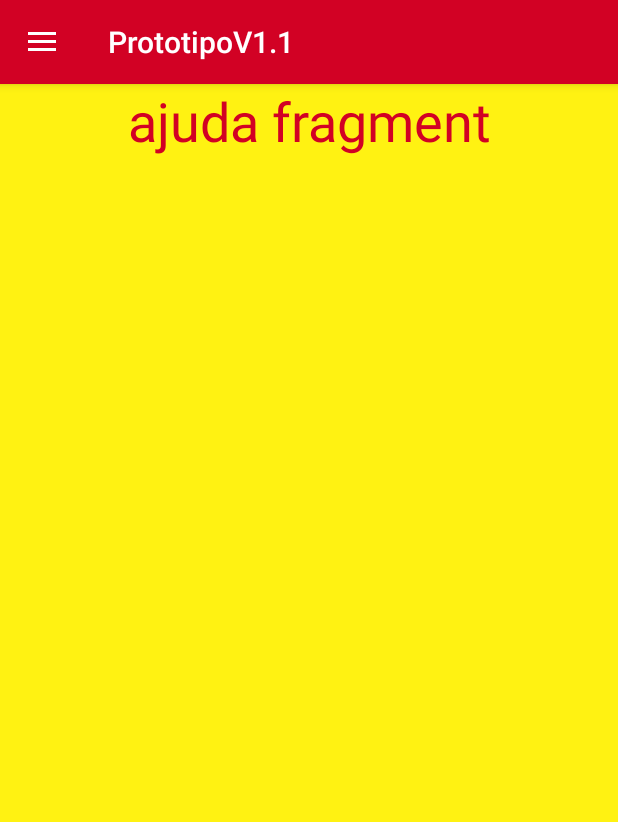
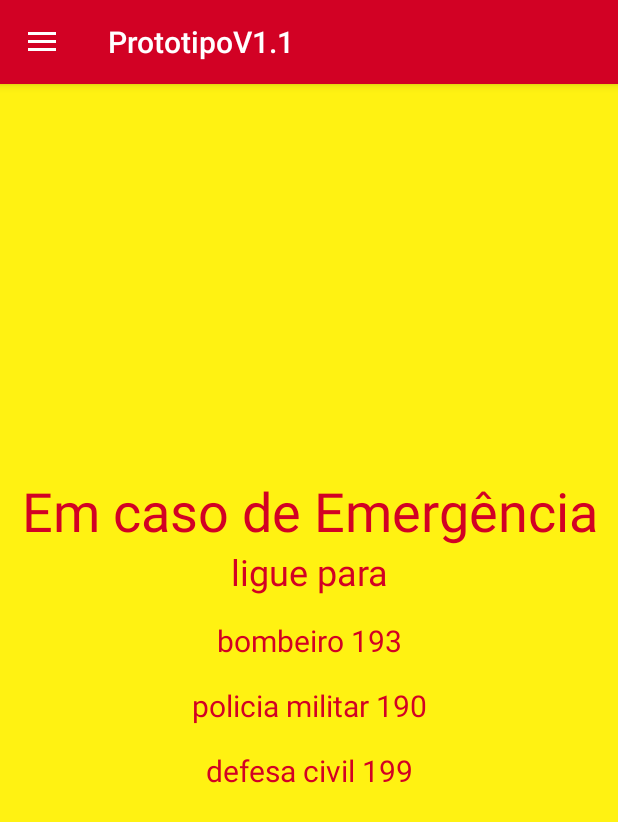
Before and after one commit to Trypion/PrototipoV2.0, an Android app: the screen it shows after launch (MainActivity), in the side drawer, after a tap on "Ajuda", on a phone screen of 412 x 824 dp. Shown: the top 822 px of the screen. Run offline under Robolectric (Android 15) with nearby library versions, the phone set to English and light mode, and no system bars.

Commit message:
ajuda_fragment changes

```diff
--- a/app/src/main/res/layout/ajuda_fragment.xml
+++ b/app/src/main/res/layout/ajuda_fragment.xml
@@ -1,17 +1,80 @@
 <?xml version="1.0" encoding="utf-8"?>
-<LinearLayout xmlns:android="http://schemas.android.com/apk/res/android"
+<androidx.constraintlayout.widget.ConstraintLayout xmlns:android="http://schemas.android.com/apk/res/android"
+    xmlns:app="http://schemas.android.com/apk/res-auto"
     android:layout_width="match_parent"
     android:layout_height="match_parent"
     android:background="@color/colorSecundary"
     android:orientation="vertical">
 
     <TextView
+        android:id="@+id/textView"
+        android:layout_width="match_parent"
+        android:layout_height="wrap_content"
+        android:layout_marginBottom="200dp"
+        android:background="@color/colorSecundary"
+        android:text="Em caso de Emergência"
+        android:textAlignment="center"
+        android:textColor="@color/colorPrimary"
+        android:textSize="36sp"
+        app:layout_constraintBottom_toBottomOf="parent"
+        app:layout_constraintEnd_toEndOf="parent"
+        app:layout_constraintStart_toStartOf="parent"
+        app:layout_constraintTop_toTopOf="parent" />
+
+    <TextView
+        android:id="@+id/textView2"
         android:layout_width="match_parent"
         android:layout_height="wrap_content"
         android:background="@color/colorSecundary"
-        android:text="ajuda fragment"
+        android:text="ligue para"
         android:textAlignment="center"
         android:textColor="@color/colorPrimary"
-        android:textSize="36dp" />
+        android:textSize="24sp"
+        app:layout_constraintEnd_toEndOf="parent"
+        app:layout_constraintStart_toStartOf="parent"
+        app:layout_constraintTop_toBottomOf="@+id/textView" />
 
-</LinearLayout>
+    <TextView
+        android:id="@+id/textView3"
+        android:layout_width="match_parent"
+        android:layout_height="wrap_content"
+        android:layout_marginTop="16dp"
+        android:background="@color/colorSecundary"
+        android:text="bombeiro 193"
+        android:textAlignment="center"
+        android:textColor="@color/colorPrimary"
+        android:textSize="20sp"
+        app:layout_constraintEnd_toEndOf="parent"
+        app:layout_constraintStart_toStartOf="parent"
+        app:layout_constraintTop_toBottomOf="@+id/textView2" />
+
+    <TextView
+        android:id="@+id/textView4"
+        android:layout_width="match_parent"
+        android:layout_height="wrap_content"
+        android:layout_marginTop="16dp"
+        android:background="@color/colorSecundary"
+        android:text="policia militar 190"
+        android:textAlignment="center"
+        android:textColor="@color/colorPrimary"
+        android:textSize="20sp"
+        app:layout_constraintEnd_toEndOf="parent"
+        app:layout_constraintStart_toStartOf="parent"
+        app:layout_constraintTop_toBottomOf="@+id/textView3" />
+
+    <TextView
+        android:id="@+id/textView5"
+        android:layout_width="match_parent"
+        android:layout_height="wrap_content"
+        android:layout_marginTop="16dp"
+        android:background="@color/colorSecundary"
+        android:text="defesa civil 199"
+        android:textAlignment="center"
+        android:textColor="@color/colorPrimary"
+        android:textSize="20sp"
+        app:layout_constraintEnd_toEndOf="parent"
+        app:layout_constraintStart_toStartOf="parent"
+        app:layout_constraintTop_toBottomOf="@+id/textView4" />
+
+
+</androidx.constraintlayout.widget.ConstraintLayout>
```
